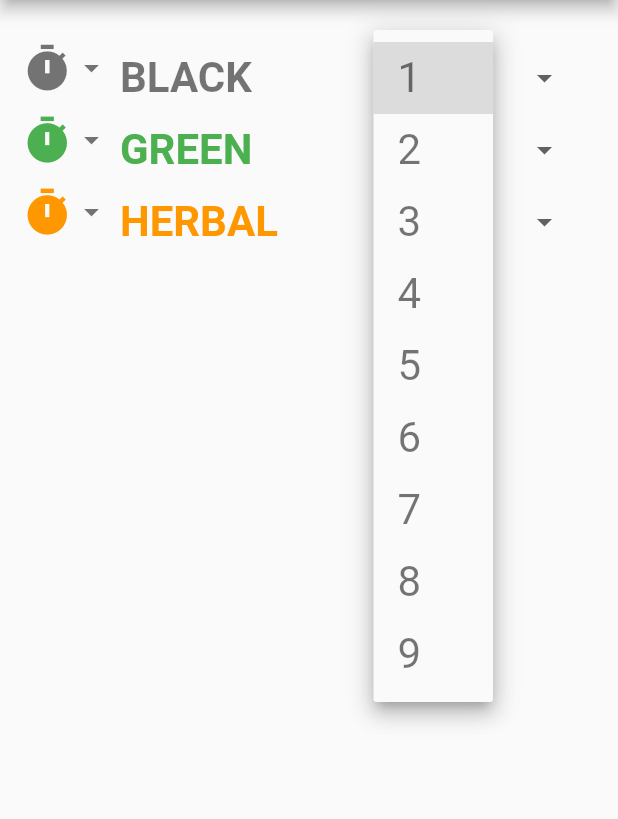
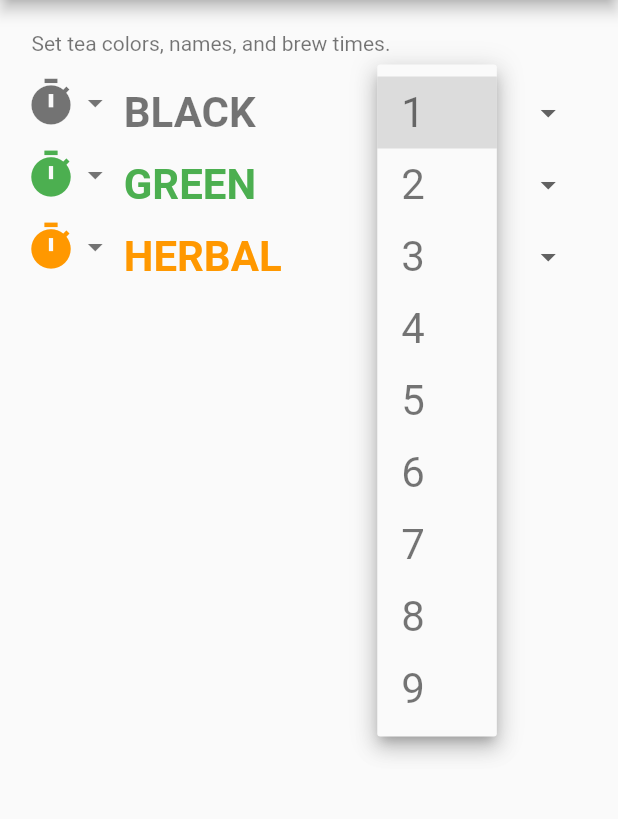
Before and after one commit to ncosgray/cuppa_mobile, a Flutter app: the PrefsWidget screen opened by its route, after a tap on the "arrow drop down" icon, on a phone screen of 412 x 824 dp, the part 84-903 px from its top. Run offline on Flutter 3.47's test engine with Material 2 defaults, Android fonts, the phone set to English and light mode, and no system bars; our stand-ins replace shared_preferences; missing offline and left inert: quick_actions; accounts and stored records are empty; statements that could not run were skipped.

Commit message:
prefs page text

```diff
--- a/lib/prefs.dart
+++ b/lib/prefs.dart
@@ -34,6 +34,8 @@ final String confirmMessageLine1 = 'There is an active timer.';
 final String confirmMessageLine2 = 'Cancel and start a new timer?';
 final String confirmYes = 'Yes';
 final String confirmNo = 'No';
+final String prefsTitle = 'Cuppa Preferences';
+final String prefsHeader = 'Set tea colors, names, and brew times.';
 
 // Tea definition
 class Tea {
@@ -197,15 +199,24 @@ class _PrefsWidgetState extends State<PrefsWidget> {
   Widget build(BuildContext context) {
     return Scaffold(
         appBar: new PlatformAdaptiveAppBar(
-          title: new Text(appTitle + ' Preferences'),
+          title: new Text(prefsTitle),
           platform: appPlatform,
         ),
         body: new Container(
-            margin: const EdgeInsets.fromLTRB(14.0, 28.0, 14.0, 28.0),
+            margin: const EdgeInsets.fromLTRB(14.0, 21.0, 14.0, 28.0),
             child: new Column(children: [
+              new Align(
+                  alignment: Alignment.topLeft,
+                  child: new Container(
+                      margin: const EdgeInsets.fromLTRB(7.0, 0.0, 7.0, 14.0),
+                      child: new Text(prefsHeader,
+                          style: TextStyle(
+                            fontSize: 14.0,
+                            color: Theme.of(context).buttonColor,
+                          )))),
               new PrefsTeaRow(tea: tea1),
               new PrefsTeaRow(tea: tea2),
-              new PrefsTeaRow(tea: tea3),
+              new PrefsTeaRow(tea: tea3)
             ])));
   }
 }
```
